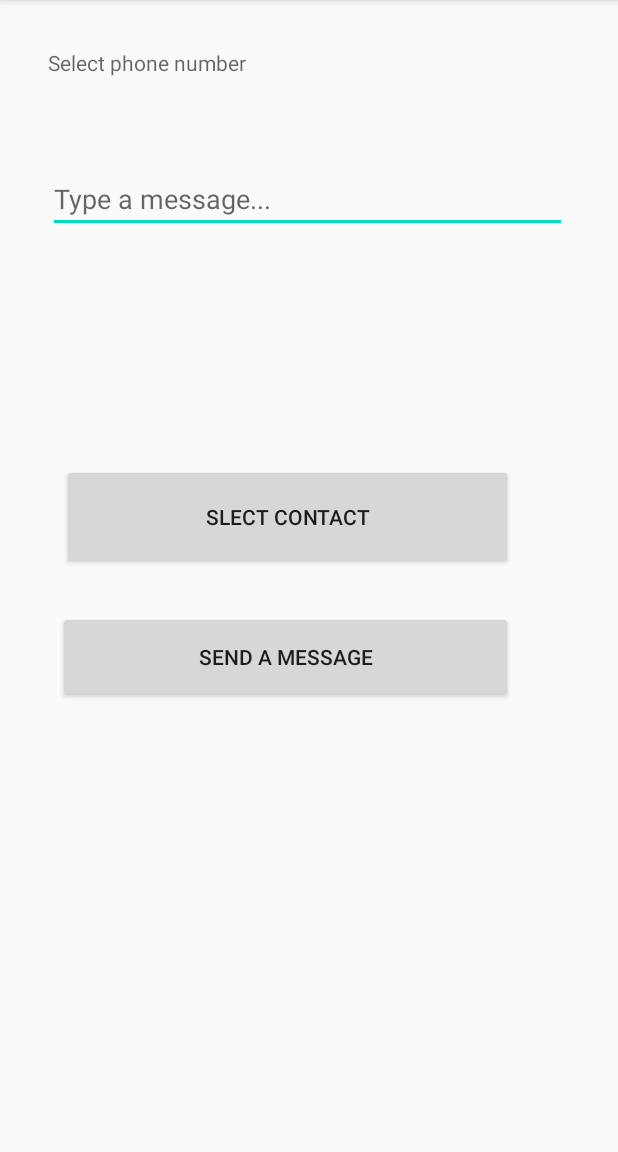
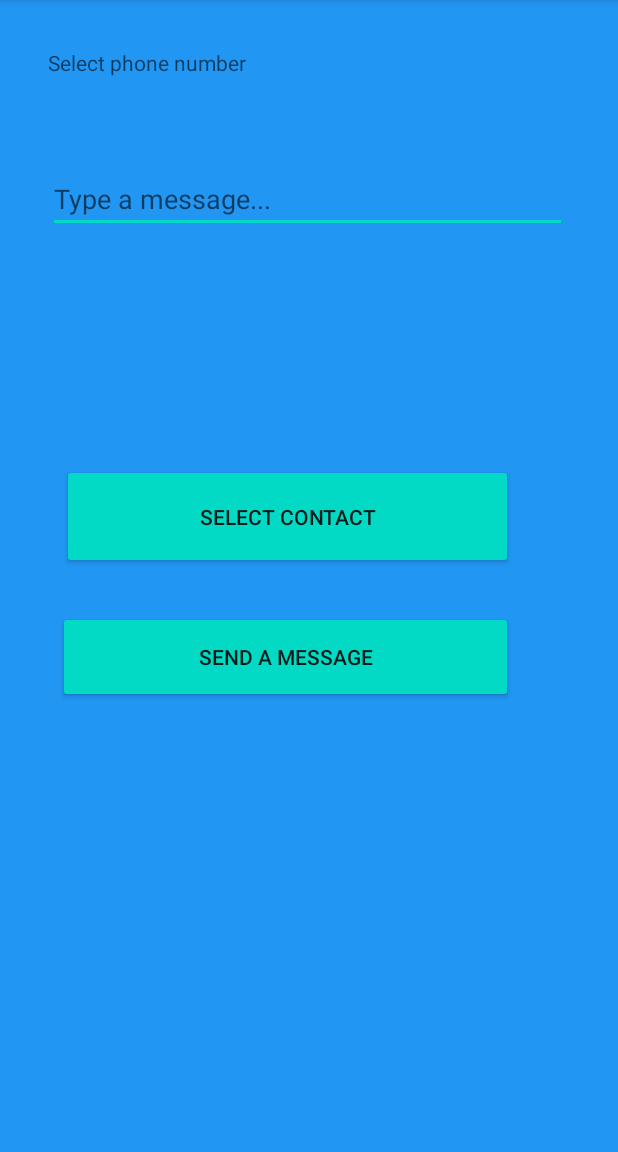
Before and after one commit to fpunch/NoweeProject, an Android app: the ChatActivity screen opened directly, with no data from a screen before it, on a phone screen of 412 x 824 dp, the part 84-1236 px from its top. Run offline under Robolectric (Android 15) with nearby library versions, the phone set to English and light mode, and no system bars.

Commit message:
Update Huu's part to add color scheme... Nothing else

```diff
--- a/app/src/main/AndroidManifest.xml
+++ b/app/src/main/AndroidManifest.xml
@@ -16,14 +16,14 @@
         android:theme="@style/AppTheme">
 
         <activity android:name=".Login">
+
+        </activity>
+        <activity android:name=".MainActivity">
             <intent-filter>
                 <action android:name="android.intent.action.MAIN" />
 
                 <category android:name="android.intent.category.LAUNCHER" />
             </intent-filter>
-        </activity>
-        <activity android:name=".MainActivity">
-
         </activity>
         <activity android:name=".ContactActivity" />
 
--- a/app/src/main/res/layout/activity_chat.xml
+++ b/app/src/main/res/layout/activity_chat.xml
@@ -5,10 +5,11 @@
     xmlns:tools="http://schemas.android.com/tools"
     android:layout_width="match_parent"
     android:layout_height="match_parent"
+    android:background="@color/NoweeColour2"
+    android:paddingLeft="@dimen/activity_horizontal_margin"
+    android:paddingTop="@dimen/activity_vertical_margin"
+    android:paddingRight="@dimen/activity_horizontal_margin"
     android:paddingBottom="@dimen/activity_vertical_margin"
-    android:paddingLeft="@dimen/activity_horizontal_margin"
-    android:paddingRight="@dimen/activity_horizontal_margin"
-    android:paddingTop="@dimen/activity_vertical_margin"
     tools:context="com.example.noweeproject.ChatActivity">
 
 
@@ -20,8 +21,7 @@
         android:layout_marginTop="@dimen/activity_horizontal_margin"
         android:layout_marginEnd="@dimen/activity_horizontal_margin"
         android:layout_marginBottom="@dimen/activity_horizontal_margin"
-        android:hint="@string/select_phone"
-        />
+        android:hint="@string/select_phone" />
 
     <EditText
         android:id="@+id/sms_message"
@@ -32,6 +32,7 @@
         android:layout_marginTop="@dimen/activity_horizontal_margin"
         android:layout_marginEnd="@dimen/activity_horizontal_margin"
         android:layout_marginBottom="@dimen/activity_horizontal_margin"
+        android:backgroundTint="@color/NoweeColour"
         android:hint="@string/enter_message_here"
         android:inputType="textMultiLine" />
 
@@ -45,6 +46,7 @@
         android:layout_marginTop="313dp"
         android:layout_toEndOf="@id/sms_message"
         android:layout_toRightOf="@id/sms_message"
+        android:backgroundTint="@color/NoweeColour"
         android:contentDescription="@string/send_a_message"
         android:onClick="smsSendMessage"
         android:text="@string/send_a_message"
@@ -75,6 +77,7 @@
         android:layout_marginStart="25dp"
         android:layout_marginTop="293dp"
         android:layout_marginEnd="54dp"
-        android:text="Slect Contact" />
+        android:backgroundTint="@color/NoweeColour"
+        android:text="@string/select_contact" />
 
 </RelativeLayout>
--- a/app/src/main/res/values/strings.xml
+++ b/app/src/main/res/values/strings.xml
@@ -54,4 +54,5 @@
     <string name="granted_permission">Permission Granted</string>
     <string name="select_phone">Select phone number</string>
     <string name="nowee_chat">Nowee Chat</string>
+    <string name="message">message</string>
 </resources>
```
